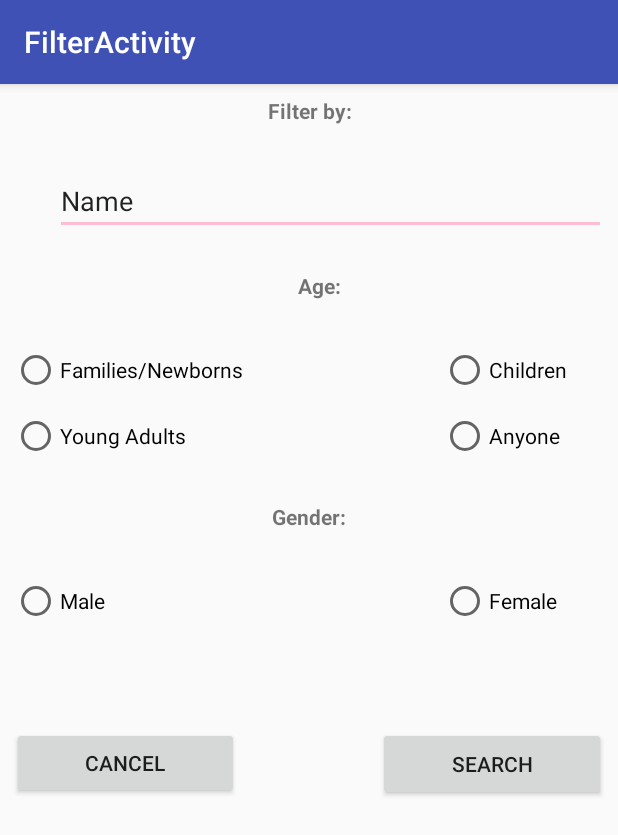
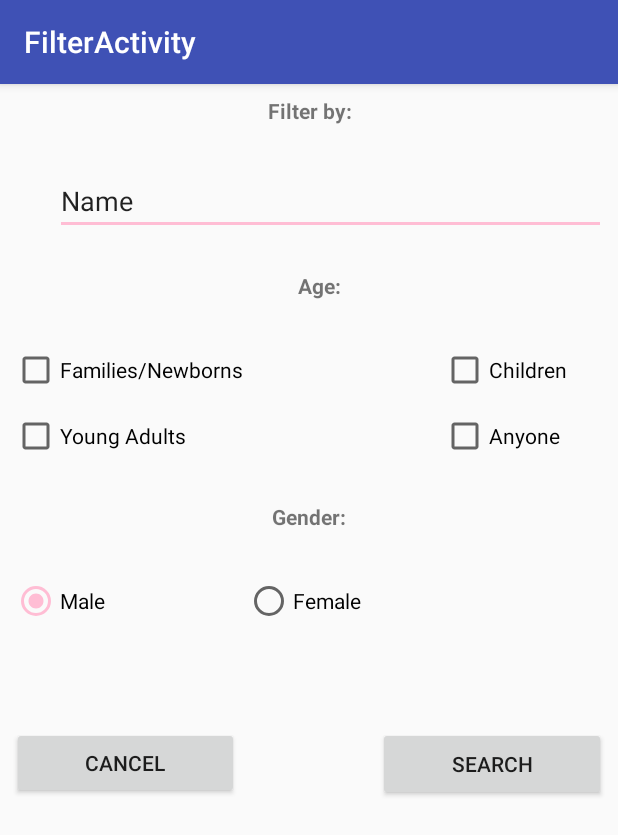
Before and after one commit to GimmeAbr/ShelterFinder2340, an Android app: the FilterActivity screen opened directly, with no data from a screen before it, on a phone screen of 412 x 824 dp. Shown: the top 835 px of the screen. Run offline under Robolectric (Android 15) with nearby library versions, the phone set to English and light mode, and no system bars.

Commit message:
Fixed some Registration problem

```diff
--- a/app/src/main/java/edu/gatech/cs2340/shelterfinder2340/controllers/FilterActivity.java
+++ b/app/src/main/java/edu/gatech/cs2340/shelterfinder2340/controllers/FilterActivity.java
@@ -6,6 +6,10 @@ import android.support.design.widget.Snackbar;
 import android.support.v7.app.AppCompatActivity;
 import android.support.v7.widget.Toolbar;
 import android.view.View;
+import android.widget.Button;
+import android.widget.CheckBox;
+import android.widget.EditText;
+import android.widget.RadioGroup;
 
 import edu.gatech.cs2340.shelterfinder2340.R;
 
@@ -18,6 +22,21 @@ public class FilterActivity extends AppCompatActivity {
         Toolbar toolbar = (Toolbar) findViewById(R.id.toolbar);
         setSupportActionBar(toolbar);
 
+        EditText nameText = findViewById(R.id.shelterName);
+        CheckBox family = findViewById(R.id.familiesButton);
+        CheckBox young = findViewById(R.id.youngAdultButton);
+        CheckBox any = findViewById(R.id.anyoneButton);
+        CheckBox children = findViewById(R.id.childrenButton);
+        RadioGroup genderG = findViewById(R.id.genderGroup);
+        genderG.setOnCheckedChangeListener(new RadioGroup.OnCheckedChangeListener() {
+            @Override
+            public void onCheckedChanged(RadioGroup radioGroup, int i) {
+
+            }
+        });
+
+        Button searchB = findViewById(R.id.searchButton);
+
     }
 
 }
--- a/app/src/main/java/edu/gatech/cs2340/shelterfinder2340/controllers/Login_Success.java
+++ b/app/src/main/java/edu/gatech/cs2340/shelterfinder2340/controllers/Login_Success.java
@@ -63,7 +63,7 @@ public class Login_Success extends AppCompatActivity {
         Bundle prevExtra = prevIntent.getExtras();
         if (prevExtra.getString("Label").equals("start")) {
             String homelessName = prevExtra.getString("homelessName");
-            String homelessGender = prevExtra.getString("homelessExtra");
+            String homelessGender = prevExtra.getString("homelessGender");
             boolean enabled = prevExtra.getBoolean("homelessRes");
             String id = prevExtra.getString("homelessId");
             user1 = new HomelessPerson(id, homelessGender, homelessName);
--- a/app/src/main/java/edu/gatech/cs2340/shelterfinder2340/controllers/RegisterActivity.java
+++ b/app/src/main/java/edu/gatech/cs2340/shelterfinder2340/controllers/RegisterActivity.java
@@ -106,11 +106,12 @@ public class RegisterActivity extends AppCompatActivity {
                                         Log.d(TAG, "createUserWithEmail:success");
                                         FirebaseUser user = mAuth.getCurrentUser();
                                         if (attribute.equals("User")) {
-                                            HomelessPerson hp = new HomelessPerson(user.getUid(), gender, name);
+                                            final HomelessPerson hp = new HomelessPerson(user.getUid(), gender, name);
                                             hp.setRes(true);
 
                                             UserDao dao = new UserDao();
                                             dao.saveHomelessPerson(hp);
+                                            updatUIHomeless(user, hp);
                                         }
                                         updateUI(user);
                                     } else {
@@ -143,6 +144,23 @@ public class RegisterActivity extends AppCompatActivity {
     private void updateUI(FirebaseUser user) {
         if (user != null) {
             Intent myIntent = new Intent(RegisterActivity.this, Login_Success.class);
+            myIntent.putExtra("Label", "start");
+            startActivity(myIntent);
+        }
+    }
+
+    private void updatUIHomeless(FirebaseUser user, HomelessPerson hp) {
+        if (user != null) {
+            Intent myIntent = new Intent(RegisterActivity.this, Login_Success.class);
+            myIntent.putExtra("Label", "start");
+//            String homelessName = prevExtra.getString("homelessName");
+//            String homelessGender = prevExtra.getString("homelessExtra");
+//            boolean enabled = prevExtra.getBoolean("homelessRes");
+//            String id = prevExtra.getString("homelessId");
+            myIntent.putExtra("homelessName", hp.getName());
+            myIntent.putExtra("homelessGender", hp.getGender());
+            myIntent.putExtra("homelssRes", hp.isRes());
+            myIntent.putExtra("homelessId", hp.getId());
             startActivity(myIntent);
         }
     }
--- a/app/src/main/res/layout/activity_filter.xml
+++ b/app/src/main/res/layout/activity_filter.xml
@@ -27,15 +27,6 @@
 
     </android.support.design.widget.AppBarLayout>
 
-    <include
-        android:id="@+id/include"
-        layout="@layout/content_filter"
-        android:layout_width="wrap_content"
-        android:layout_height="0dp"
-        app:layout_constraintBottom_toBottomOf="parent"
-        app:layout_constraintStart_toStartOf="@+id/appBarLayout"
-        app:layout_constraintTop_toBottomOf="@+id/appBarLayout" />
-
     <TextView
         android:id="@+id/textView4"
         android:layout_width="371dp"
@@ -50,8 +41,17 @@
         app:layout_constraintStart_toStartOf="parent"
         app:layout_constraintTop_toTopOf="@+id/include" />
 
+    <include
+        android:id="@+id/include"
+        layout="@layout/content_filter"
+        android:layout_width="wrap_content"
+        android:layout_height="0dp"
+        app:layout_constraintBottom_toBottomOf="parent"
+        app:layout_constraintStart_toStartOf="@+id/appBarLayout"
+        app:layout_constraintTop_toBottomOf="@+id/appBarLayout" />
+
     <EditText
-        android:id="@+id/editText2"
+        android:id="@+id/shelterName"
         android:layout_width="367dp"
         android:layout_height="wrap_content"
         android:layout_marginEnd="8dp"
@@ -78,10 +78,10 @@
         android:textStyle="bold"
         app:layout_constraintEnd_toEndOf="@+id/textView4"
         app:layout_constraintHorizontal_bias="0.493"
-        app:layout_constraintStart_toStartOf="@+id/editText2"
-        app:layout_constraintTop_toBottomOf="@+id/editText2" />
+        app:layout_constraintStart_toStartOf="@+id/shelterName"
+        app:layout_constraintTop_toBottomOf="@+id/shelterName" />
 
-    <RadioButton
+    <CheckBox
         android:id="@+id/familiesButton"
         android:layout_width="155dp"
         android:layout_height="wrap_content"
@@ -91,7 +91,7 @@
         app:layout_constraintStart_toStartOf="parent"
         app:layout_constraintTop_toBottomOf="@+id/textView5" />
 
-    <RadioButton
+    <CheckBox
         android:id="@+id/childrenButton"
         android:layout_width="110dp"
         android:layout_height="wrap_content"
@@ -101,7 +101,7 @@
         app:layout_constraintEnd_toEndOf="parent"
         app:layout_constraintTop_toBottomOf="@+id/textView5" />
 
-    <RadioButton
+    <CheckBox
         android:id="@+id/youngAdultButton"
         android:layout_width="155dp"
         android:layout_height="wrap_content"
@@ -111,7 +111,7 @@
         app:layout_constraintStart_toStartOf="parent"
         app:layout_constraintTop_toBottomOf="@+id/familiesButton" />
 
-    <RadioButton
+    <CheckBox
         android:id="@+id/anyoneButton"
         android:layout_width="110dp"
         android:layout_height="wrap_content"
@@ -136,6 +136,14 @@
         app:layout_constraintStart_toStartOf="parent"
         app:layout_constraintTop_toBottomOf="@+id/textView5" />
 
+    <RadioGroup
+        android:layout_width="match_parent"
+        android:layout_height="wrap_content"
+        android:orientation="horizontal"
+        android:id="@+id/genderGroup"
+        android:checkedButton="@id/maleButton"
+        app:layout_constraintTop_toBottomOf="@id/textView6">
+
         <RadioButton
             android:id="@+id/maleButton"
             android:layout_width="155dp"
@@ -143,8 +151,7 @@
             android:layout_marginStart="8dp"
             android:layout_marginTop="24dp"
             android:text="Male"
-        app:layout_constraintStart_toStartOf="parent"
-        app:layout_constraintTop_toBottomOf="@+id/textView6" />
+            app:layout_constraintStart_toStartOf="parent"/>
 
         <RadioButton
             android:id="@+id/femaleButton"
@@ -153,8 +160,9 @@
             android:layout_marginEnd="8dp"
             android:layout_marginTop="24dp"
             android:text="Female"
-        app:layout_constraintEnd_toEndOf="parent"
-        app:layout_constraintTop_toBottomOf="@+id/textView6" />
+            app:layout_constraintEnd_toEndOf="parent" />
+    </RadioGroup>
+
 
     <Button
         android:id="@+id/searchButton"
@@ -164,7 +172,7 @@
         android:layout_marginTop="68dp"
         android:text="Search"
         app:layout_constraintEnd_toEndOf="parent"
-        app:layout_constraintTop_toBottomOf="@+id/femaleButton" />
+        app:layout_constraintTop_toBottomOf="@+id/genderGroup" />
 
     <Button
         android:id="@+id/cancelButton"
@@ -174,7 +182,7 @@
         android:layout_marginTop="68dp"
         android:text="Cancel"
         app:layout_constraintStart_toStartOf="parent"
-        app:layout_constraintTop_toBottomOf="@+id/maleButton" />
+        app:layout_constraintTop_toBottomOf="@+id/genderGroup" />
 
 
 </android.support.constraint.ConstraintLayout>
```
Lines whose indentation alone changed are shown as unchanged.
